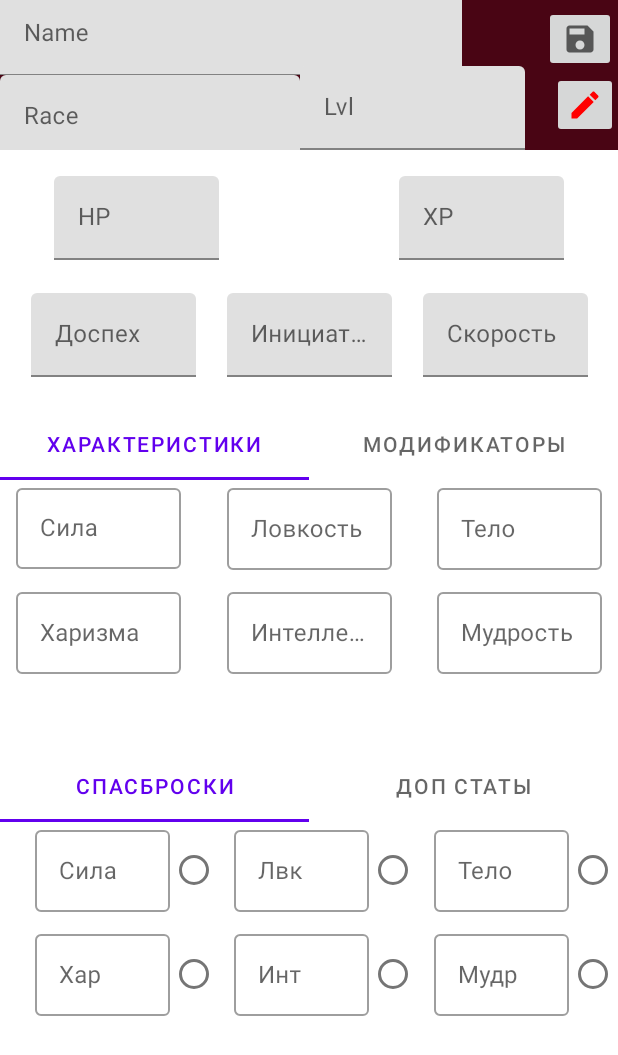
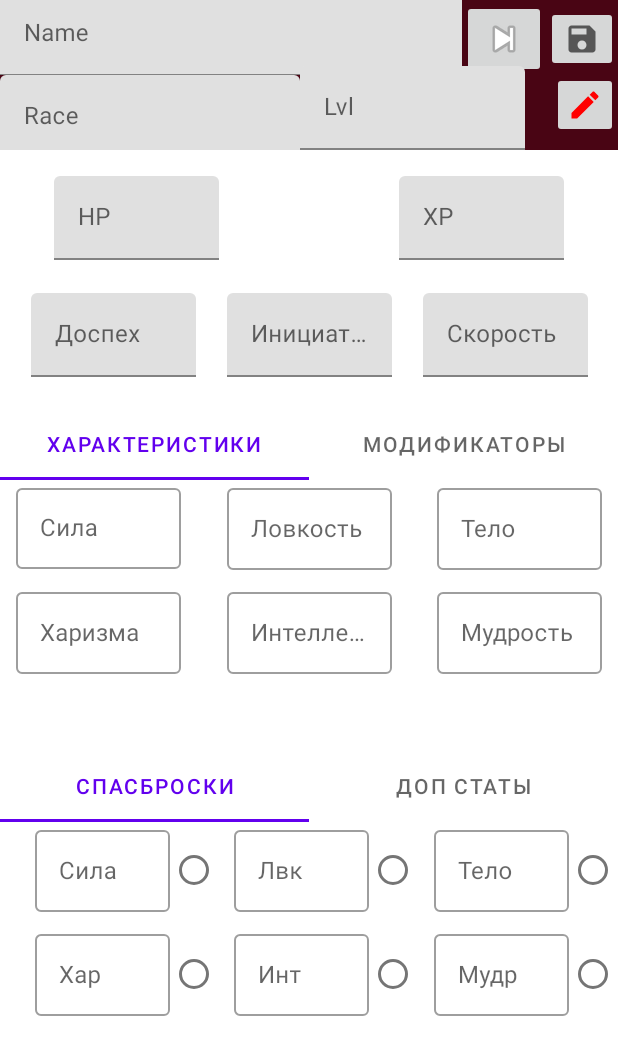
Before and after one commit to IssildurIl/dndList, an Android app: the CreateCharacter screen opened through its navigation route, on a phone screen of 412 x 824 dp. Shown: the top 1055 px of the screen. Run offline under Robolectric (Android 15) with nearby library versions, the phone set to English and light mode, and no system bars.

Commit message:
Заполнить инвентарь

```diff
--- a/app/src/main/java/com/example/dndlist/Fragment/CreateCharacter.java
+++ b/app/src/main/java/com/example/dndlist/Fragment/CreateCharacter.java
@@ -28,8 +28,7 @@ public class CreateCharacter extends Fragment {
     private final static String TAG = "CreateCharacter";
     TabLayout charsAndModsTabLayout,saveAndStatTabLayout;
     ViewPager vp,vp1;
-    View customFragment,charactersCharList,modificatorsCharList,saveDropsCharList;
-    EditText cclStr,cclDex,cclBody,cclInt,cclChar,cclWisd;
+    View customFragment;
     public static int odd = 0 ;
     EditText name, lvl, race, hptext, actext ,initext ,speedtext,xptext;
 
@@ -109,32 +108,17 @@ public class CreateCharacter extends Fragment {
     public void onViewCreated(@NonNull View view, @Nullable Bundle savedInstanceState) {
         super.onViewCreated(view, savedInstanceState);
         NavController navController = Navigation.findNavController(view);
+        view.findViewById(R.id.goToInventory).setOnClickListener(v2 -> navController.navigate(R.id.go_to_charactersInventory));
         iniView(view);
+        checkLength(name);
+        checkLength(race);
+        checkLength(lvl);
         view.findViewById(R.id.saveCharBtn).setOnClickListener(view1 -> {
             Character character = new Character();
             character.setName(name.getText().toString());
-
-            if (name.length() == 0) {
-                name.setError("Пустая строка");
+            if (name.length() == 0 || race.length() == 0 || lvl.length() == 0) {
                 return;
-            }else{
-                character.setRace(name.getText().toString());
             }
-
-            if (race.length() == 0) {
-                race.setError("Пустая строка");
-                return;
-            }else{
-                character.setRace(race.getText().toString());
-            }
-
-            if (lvl.length() == 0) {
-                lvl.setError("Пустая строка");
-                return;
-            }else{
-                character.setLvl(Integer.parseInt(lvl.getText().toString()));
-            }
-
             Bundle bundle = new Bundle();
             bundle.putString("arg1", character.getName());
             bundle.putString("arg2", character.getRace());
@@ -172,4 +156,11 @@ public class CreateCharacter extends Fragment {
         xptext = view.findViewById(R.id.xptext);
     }
 
+    public void checkLength(EditText et){
+        et.setOnFocusChangeListener((v, hasFocus) -> {
+            if (v == et && !hasFocus && et.length()==0) {
+                et.setError("Пустая строка");
+            }
+        });
+    }
 }
--- a/app/src/main/res/layout/fragment_create_character.xml
+++ b/app/src/main/res/layout/fragment_create_character.xml
@@ -133,14 +133,21 @@
         app:layout_constraintTop_toTopOf="parent">
 
         <ImageButton
+            android:id="@+id/goToInventory"
+            android:layout_width="wrap_content"
+            android:layout_height="wrap_content"
+            android:src="@android:drawable/ic_media_next"
+            app:layout_constraintEnd_toStartOf="@+id/saveCharBtn"
+            app:layout_constraintStart_toEndOf="@+id/charNameViewHint"
+            app:layout_constraintTop_toTopOf="parent" />
+
+        <ImageButton
             android:id="@+id/saveCharBtn"
             android:layout_width="wrap_content"
             android:layout_height="wrap_content"
             android:layout_marginTop="4dp"
             android:src="@drawable/ic_baseline_save_24"
             app:layout_constraintEnd_toEndOf="parent"
-            app:layout_constraintHorizontal_bias="0.98"
-            app:layout_constraintStart_toEndOf="@+id/charNameViewHint"
             app:layout_constraintTop_toTopOf="parent" />
 
 
--- a/app/src/main/res/navigation/nav_graph.xml
+++ b/app/src/main/res/navigation/nav_graph.xml
@@ -61,5 +61,13 @@
         <action
             android:id="@+id/go_to_chooseCharacter"
             app:destination="@id/chooseCharacter" />
+        <action
+            android:id="@+id/go_to_charactersInventory"
+            app:destination="@id/charactersInventory" />
     </fragment>
+    <fragment
+        android:id="@+id/charactersInventory"
+        android:name="com.example.dndlist.CharactersInventory"
+        android:label="fragment_characters_inventory"
+        tools:layout="@layout/fragment_characters_inventory" />
 </navigation>
```
Also changed, not shown: app/src/main/java/com/example/dndlist/CharactersInventory.java (added, +64 -0 lines), app/src/main/res/layout/fragment_characters_inventory.xml (added, +14 -0 lines).
